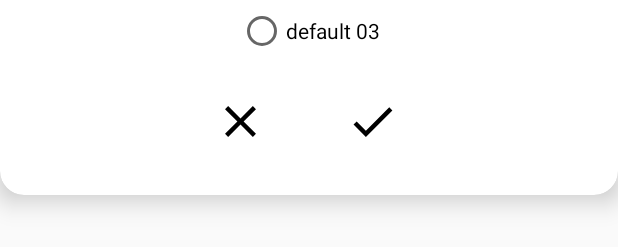
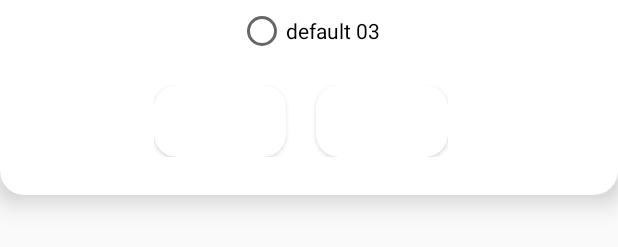
Before and after one commit to HuynhLeonard/CSC13009-Project, an Android app: the layout slider_dialog_notify.xml on its own in the app's theme, with its tools: preview values and no code run, on a phone screen of 412 x 824 dp. Shown: the part 301-548 px from the top of the screen. Run offline under Robolectric (Android 15) with nearby library versions, the phone set to English and light mode, and no system bars.

Commit message:
modify slider and text_reg dialogs

```diff
--- a/app/src/main/res/layout/slider_dialog_notify.xml
+++ b/app/src/main/res/layout/slider_dialog_notify.xml
@@ -78,23 +78,27 @@
             app:layout_constraintStart_toStartOf="@+id/musicGroup"
             app:layout_constraintTop_toBottomOf="@+id/musicGroup">
 
-            <ImageButton
+            <androidx.appcompat.widget.AppCompatButton
                 android:id="@+id/cancelSlider"
-                android:layout_width="48dp"
-                android:layout_height="48dp"
-                android:layout_marginRight="20dp"
-                android:src="@drawable/ic_baseline_close_24"
+                android:layout_width="wrap_content"
+                android:layout_height="wrap_content"
+                android:layout_marginEnd="10dp"
+                android:background="@drawable/styled_button"
+                android:textColor="#ffff"
+                android:text="Cancel"
                 android:theme="@style/dSelectedBtn"
-                tools:ignore="ContentDescription,RtlHardcoded,SpeakableTextPresentCheck" />
+                tools:ignore="HardcodedText,SpeakableTextPresentCheck"/>
 
-            <ImageButton
-                android:id="@+id/comfirmSlider"
-                android:layout_width="48dp"
-                android:layout_height="48dp"
-                android:layout_marginLeft="20dp"
-                android:src="@drawable/ic_baseline_check_24"
+            <androidx.appcompat.widget.AppCompatButton
+                android:id="@+id/confirmSlider"
+                android:layout_width="wrap_content"
+                android:layout_height="wrap_content"
+                android:layout_marginStart="10dp"
+                android:textColor="#ffff"
+                android:text="OK"
+                android:background="@drawable/styled_button"
                 android:theme="@style/dSelectedBtn"
-                tools:ignore="ContentDescription,RtlHardcoded,SpeakableTextPresentCheck" />
+                tools:ignore="HardcodedText,SpeakableTextPresentCheck"/>
         </LinearLayout>
     </androidx.constraintlayout.widget.ConstraintLayout>
 </androidx.cardview.widget.CardView>
--- a/app/src/main/res/layout/text_recognized_dialog.xml
+++ b/app/src/main/res/layout/text_recognized_dialog.xml
@@ -1,12 +1,11 @@
 <?xml version="1.0" encoding="utf-8"?>
-<LinearLayout
-    xmlns:android="http://schemas.android.com/apk/res/android"
+<LinearLayout xmlns:android="http://schemas.android.com/apk/res/android"
     android:layout_width="match_parent"
     android:layout_height="match_parent"
+    xmlns:tools="http://schemas.android.com/tools"
     android:orientation="vertical"
     android:theme="@style/customBackgroundSecond"
-    android:background="@drawable/rounded_corners"
-    >
+    android:background="@drawable/rounded_corners">
 
     <EditText
         android:id="@+id/text_recognized"
@@ -20,11 +19,15 @@
         android:padding="10dp"
         android:scrollbars="vertical"
         android:textSize="16sp" />
-    <Button
+    <androidx.appcompat.widget.AppCompatButton
+        android:background="@drawable/styled_button"
+        android:textColor="#ffff"
         android:id="@+id/ok_button"
         android:layout_width="match_parent"
         android:layout_height="40dp"
         android:text="OK"
+        android:textSize="15sp"
+        tools:ignore="Autofill,HardcodedText,SpUsage,TextFields,TextSizeCheck,TouchTargetSizeCheck,VisualLintTextFieldSize"
         />
 
 </LinearLayout>
```
